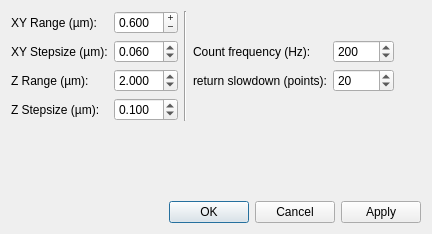
Above: gui/confocal/ui_optim_settings.ui from Ulm-IQO/qudi before the change. Below: the same form after it.
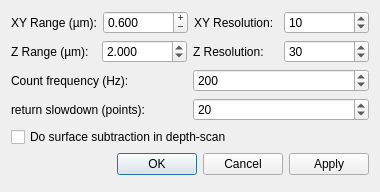
That is the form after the change.

Commit message: Added "surface subtraction" as a configurable option to the Optimizer Settings.  In the process also renamed some variables in the code to match the current vocabulary of the GUI ("refocus" -> "optimizer").  Reconfigured the layout of the Optimizer settings window, and changed from specifying step size to specifying resolution.  Some comments in spectrum logic

The edit to the form file:
```diff
--- a/gui/confocal/ui_optim_settings.ui
+++ b/gui/confocal/ui_optim_settings.ui
@@ -6,8 +6,8 @@
    <rect>
     <x>0</x>
     <y>0</y>
-    <width>432</width>
-    <height>234</height>
+    <width>380</width>
+    <height>192</height>
    </rect>
   </property>
   <property name="sizePolicy">
@@ -19,53 +19,10 @@
   <property name="windowTitle">
    <string>qudi: Optimizer - Settings</string>
   </property>
-  <layout class="QGridLayout" name="gridLayout_2">
-   <item row="1" column="0">
-    <spacer name="verticalSpacer">
-     <property name="orientation">
-      <enum>Qt::Vertical</enum>
-     </property>
-     <property name="sizeHint" stdset="0">
-      <size>
-       <width>20</width>
-       <height>40</height>
-      </size>
-     </property>
-    </spacer>
-   </item>
-   <item row="2" column="0">
-    <widget class="QDialogButtonBox" name="buttonBox">
-     <property name="locale">
-      <locale language="English" country="UnitedStates"/>
-     </property>
-     <property name="orientation">
-      <enum>Qt::Horizontal</enum>
-     </property>
-     <property name="standardButtons">
-      <set>QDialogButtonBox::Apply|QDialogButtonBox::Cancel|QDialogButtonBox::Ok</set>
-     </property>
-     <property name="centerButtons">
-      <bool>false</bool>
-     </property>
-    </widget>
-   </item>
-   <item row="0" column="0">
-    <layout class="QGridLayout" name="gridLayout">
-     <item row="2" column="0">
-      <widget class="QLabel" name="label_3">
-       <property name="text">
-        <string>Z Range (µm):</string>
-       </property>
-      </widget>
-     </item>
-     <item row="3" column="0">
-      <widget class="QLabel" name="label_4">
-       <property name="text">
-        <string>Z Stepsize (µm):</string>
-       </property>
-      </widget>
-     </item>
-     <item row="0" column="0">
+  <layout class="QVBoxLayout" name="verticalLayout">
+   <item>
+    <layout class="QHBoxLayout" name="horizontalLayout_2">
+     <item>
       <widget class="QLabel" name="label_2">
        <property name="toolTip">
         <string>&lt;html&gt;&lt;head/&gt;&lt;body&gt;&lt;p&gt;&lt;br/&gt;&lt;/p&gt;&lt;/body&gt;&lt;/html&gt;</string>
@@ -75,55 +32,8 @@
        </property>
       </widget>
      </item>
-     <item row="0" column="2" rowspan="4">
-      <widget class="Line" name="line">
-       <property name="orientation">
-        <enum>Qt::Vertical</enum>
-       </property>
-      </widget>
-     </item>
-     <item row="1" column="0">
-      <widget class="QLabel" name="label">
-       <property name="text">
-        <string>XY Stepsize (µm):</string>
-       </property>
-      </widget>
-     </item>
-     <item row="1" column="5">
-      <spacer name="horizontalSpacer">
-       <property name="orientation">
-        <enum>Qt::Horizontal</enum>
-       </property>
-       <property name="sizeHint" stdset="0">
-        <size>
-         <width>40</width>
-         <height>20</height>
-        </size>
-       </property>
-      </spacer>
-     </item>
-     <item row="1" column="3">
-      <widget class="QLabel" name="label_5">
-       <property name="toolTip">
-        <string>&lt;html&gt;&lt;head/&gt;&lt;body&gt;&lt;p&gt;&lt;span style=&quot; font-size:10pt;&quot;&gt;That is the inverse time how long the scanner stays at the desired position during the scan and counts.&lt;/span&gt;&lt;/p&gt;&lt;/body&gt;&lt;/html&gt;</string>
-       </property>
-       <property name="text">
-        <string>Count frequency (Hz):</string>
-       </property>
-      </widget>
-     </item>
-     <item row="2" column="3">
-      <widget class="QLabel" name="label_6">
-       <property name="toolTip">
-        <string>&lt;html&gt;&lt;head/&gt;&lt;body&gt;&lt;p&gt;&lt;span style=&quot; font-size:10pt;&quot;&gt;That is basically the 'scan' resolution when the scanner moves backwards to prepare to scan again a line. &lt;/span&gt;&lt;/p&gt;&lt;p&gt;&lt;span style=&quot; font-size:10pt;&quot;&gt;How many points are scanned in one line is depending on the resolution. Since the scanner is permanently counting during the scan, only the clock frequency determined the speed, how fast a line is scanned by a given resolution. If the scanner has to move back, it uses the same scan line method but just in the reverse. How many points are approached in the backwards movement depends on the 'return slowness' parameter. If you scan with 10 point resolution (for XY Range of 10 and YX Stepsize of 1) and set return slowness to 2, than the return movement will be 5 times faster.&lt;/span&gt;&lt;/p&gt;&lt;/body&gt;&lt;/html&gt;</string>
-       </property>
-       <property name="text">
-        <string>return slowdown (points):</string>
-       </property>
-      </widget>
-     </item>
-     <item row="0" column="1">
-      <widget class="QDoubleSpinBox" name="xy_refocusrange_DoubleSpinBox">
+     <item>
+      <widget class="QDoubleSpinBox" name="xy_optimizer_range_DoubleSpinBox">
        <property name="toolTip">
         <string>&lt;html&gt;&lt;head/&gt;&lt;body&gt;&lt;p&gt;&lt;span style=&quot; font-size:10pt;&quot;&gt;Scan range of the optimizer in the xy area.&lt;/span&gt;&lt;/p&gt;&lt;/body&gt;&lt;/html&gt;</string>
        </property>
@@ -147,27 +57,39 @@
        </property>
       </widget>
      </item>
-     <item row="1" column="1">
-      <widget class="QDoubleSpinBox" name="xy_refocusstepsize_DoubleSpinBox">
+     <item>
+      <widget class="QLabel" name="label">
+       <property name="text">
+        <string>XY Resolution:</string>
+       </property>
+      </widget>
+     </item>
+     <item>
+      <widget class="QSpinBox" name="xy_optimizer_resolution_SpinBox">
        <property name="toolTip">
         <string>&lt;html&gt;&lt;head/&gt;&lt;body&gt;&lt;p&gt;&lt;span style=&quot; font-size:10pt;&quot;&gt;Specify the distance between two subsequent scanned points for optimizer in xy scan.&lt;/span&gt;&lt;/p&gt;&lt;/body&gt;&lt;/html&gt;</string>
        </property>
-       <property name="decimals">
-        <number>3</number>
-       </property>
-       <property name="maximum">
-        <double>10.000000000000000</double>
-       </property>
-       <property name="singleStep">
-        <double>0.001000000000000</double>
+       <property name="minimum">
+        <number>1</number>
        </property>
        <property name="value">
-        <double>0.060000000000000</double>
+        <number>10</number>
        </property>
       </widget>
      </item>
-     <item row="2" column="1">
-      <widget class="QDoubleSpinBox" name="z_refocusrange_DoubleSpinBox">
+    </layout>
+   </item>
+   <item>
+    <layout class="QHBoxLayout" name="horizontalLayout">
+     <item>
+      <widget class="QLabel" name="label_3">
+       <property name="text">
+        <string>Z Range (µm):</string>
+       </property>
+      </widget>
+     </item>
+     <item>
+      <widget class="QDoubleSpinBox" name="z_optimizer_range_DoubleSpinBox">
        <property name="toolTip">
         <string>&lt;html&gt;&lt;head/&gt;&lt;body&gt;&lt;p&gt;&lt;span style=&quot; font-size:10pt;&quot;&gt;Scan range of the optimizer in the z direction.&lt;/span&gt;&lt;/p&gt;&lt;/body&gt;&lt;/html&gt;</string>
        </property>
@@ -188,26 +110,65 @@
        </property>
       </widget>
      </item>
-     <item row="3" column="1">
-      <widget class="QDoubleSpinBox" name="z_refocusstepsize_DoubleSpinBox">
+     <item>
+      <widget class="QLabel" name="label_4">
+       <property name="text">
+        <string>Z Resolution:</string>
+       </property>
+      </widget>
+     </item>
+     <item>
+      <widget class="QSpinBox" name="z_optimizer_resolution_SpinBox">
        <property name="toolTip">
         <string>&lt;html&gt;&lt;head/&gt;&lt;body&gt;&lt;p&gt;&lt;span style=&quot; font-size:10pt;&quot;&gt;Specify the distance between two subsequent scanned points for optimizer z scan.&lt;/span&gt;&lt;/p&gt;&lt;/body&gt;&lt;/html&gt;</string>
        </property>
-       <property name="decimals">
-        <number>3</number>
+       <property name="minimum">
+        <number>1</number>
        </property>
+       <property name="value">
+        <number>30</number>
+       </property>
+      </widget>
+     </item>
+    </layout>
+   </item>
+   <item>
+    <layout class="QHBoxLayout" name="horizontalLayout_3">
+     <item>
+      <widget class="QLabel" name="label_5">
+       <property name="toolTip">
+        <string>&lt;html&gt;&lt;head/&gt;&lt;body&gt;&lt;p&gt;&lt;span style=&quot; font-size:10pt;&quot;&gt;That is the inverse time how long the scanner stays at the desired position during the scan and counts.&lt;/span&gt;&lt;/p&gt;&lt;/body&gt;&lt;/html&gt;</string>
+       </property>
+       <property name="text">
+        <string>Count frequency (Hz):</string>
+       </property>
+      </widget>
+     </item>
+     <item>
+      <widget class="QSpinBox" name="count_freq_SpinBox">
        <property name="maximum">
-        <double>1.000000000000000</double>
-       </property>
-       <property name="singleStep">
-        <double>0.001000000000000</double>
+        <number>10000</number>
        </property>
        <property name="value">
-        <double>0.100000000000000</double>
+        <number>200</number>
        </property>
       </widget>
      </item>
-     <item row="2" column="4">
+    </layout>
+   </item>
+   <item>
+    <layout class="QHBoxLayout" name="horizontalLayout_4">
+     <item>
+      <widget class="QLabel" name="label_6">
+       <property name="toolTip">
+        <string>&lt;html&gt;&lt;head/&gt;&lt;body&gt;&lt;p&gt;&lt;span style=&quot; font-size:10pt;&quot;&gt;That is basically the 'scan' resolution when the scanner moves backwards to prepare to scan again a line. &lt;/span&gt;&lt;/p&gt;&lt;p&gt;&lt;span style=&quot; font-size:10pt;&quot;&gt;How many points are scanned in one line is depending on the resolution. Since the scanner is permanently counting during the scan, only the clock frequency determined the speed, how fast a line is scanned by a given resolution. If the scanner has to move back, it uses the same scan line method but just in the reverse. How many points are approached in the backwards movement depends on the 'return slowness' parameter. If you scan with 10 point resolution (for XY Range of 10 and YX Stepsize of 1) and set return slowness to 2, than the return movement will be 5 times faster.&lt;/span&gt;&lt;/p&gt;&lt;/body&gt;&lt;/html&gt;</string>
+       </property>
+       <property name="text">
+        <string>return slowdown (points):</string>
+       </property>
+      </widget>
+     </item>
+     <item>
       <widget class="QSpinBox" name="return_slow_SpinBox">
        <property name="toolTip">
         <string>&lt;html&gt;&lt;head/&gt;&lt;body&gt;&lt;p&gt;That is basically the 'scan' resolution when the scanner moves backwards to prepare to scan again a line.&lt;/p&gt;&lt;/body&gt;&lt;/html&gt;</string>
@@ -220,18 +181,34 @@
        </property>
       </widget>
      </item>
-     <item row="1" column="4">
-      <widget class="QSpinBox" name="count_freq_SpinBox">
-       <property name="maximum">
-        <number>10000</number>
-       </property>
-       <property name="value">
-        <number>200</number>
-       </property>
-      </widget>
-     </item>
     </layout>
    </item>
+   <item>
+    <widget class="QCheckBox" name="do_surface_subtraction_CheckBox">
+     <property name="toolTip">
+      <string>Perform a second depth scan displaced sideways (in X), and subtract to remove surface brightness from the optimizer depth scan.</string>
+     </property>
+     <property name="text">
+      <string>Do surface subtraction in depth-scan</string>
+     </property>
+    </widget>
+   </item>
+   <item>
+    <widget class="QDialogButtonBox" name="buttonBox">
+     <property name="locale">
+      <locale language="English" country="UnitedStates"/>
+     </property>
+     <property name="orientation">
+      <enum>Qt::Horizontal</enum>
+     </property>
+     <property name="standardButtons">
+      <set>QDialogButtonBox::Apply|QDialogButtonBox::Cancel|QDialogButtonBox::Ok</set>
+     </property>
+     <property name="centerButtons">
+      <bool>false</bool>
+     </property>
+    </widget>
+   </item>
   </layout>
  </widget>
  <tabstops>
```
The commit also changes 3 other files.
